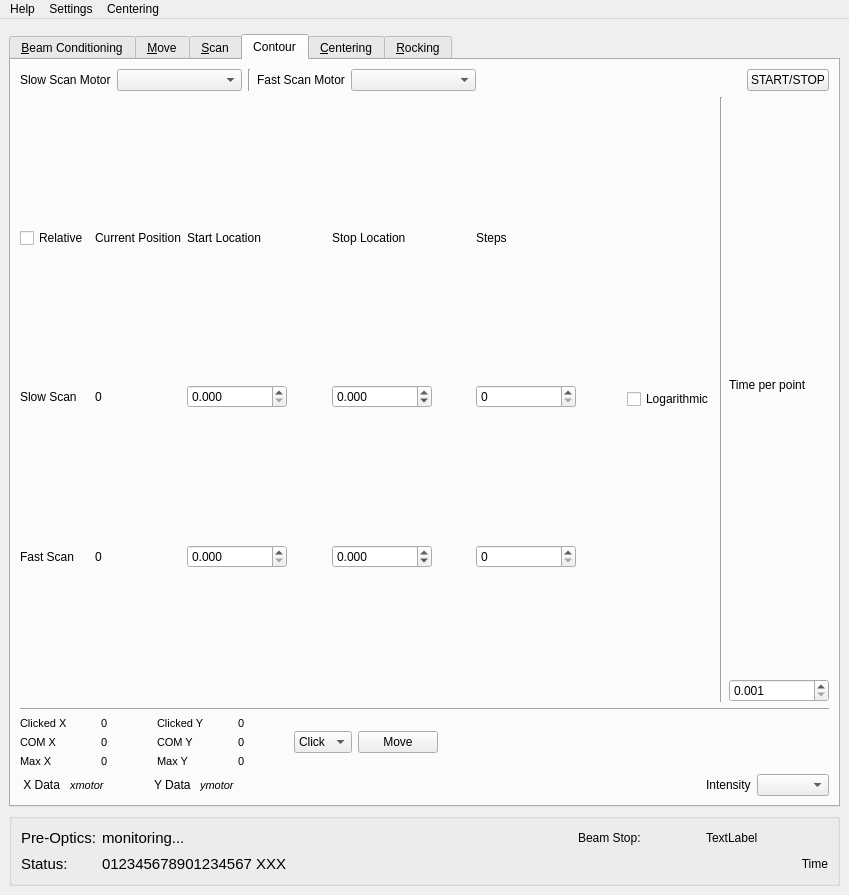
Qt form main_controller/windows/main_window.ui (ayuzer/HXMA_Python_Gui) before a commit.
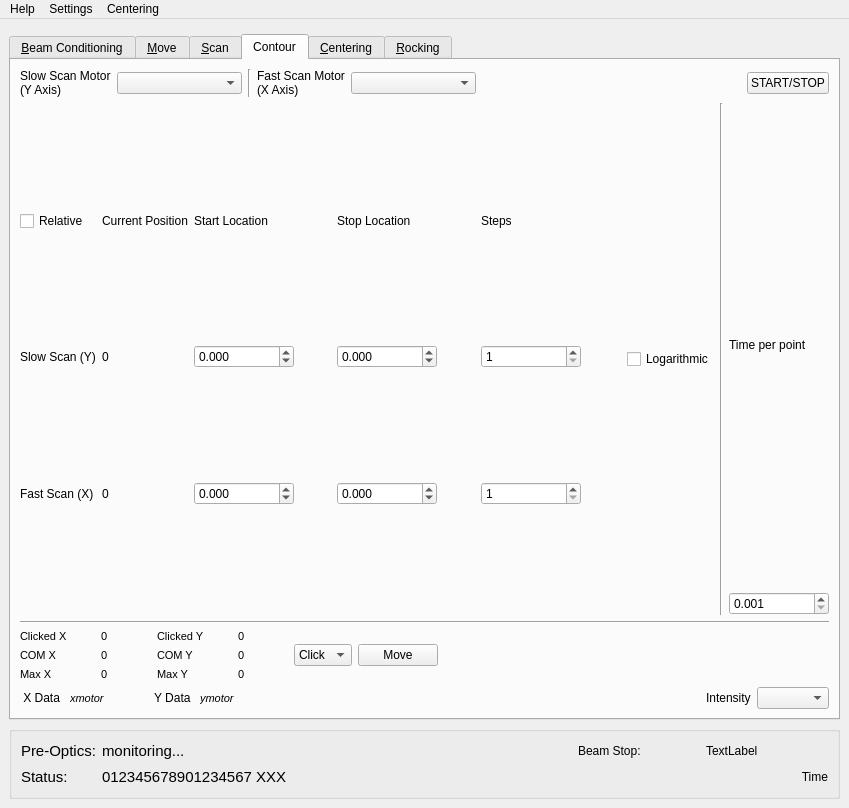
The same form after that commit. The open tabs and pages were chosen to show the change.

The edit to the form file:
```diff
--- a/main_controller/windows/main_window.ui
+++ b/main_controller/windows/main_window.ui
@@ -7,7 +7,7 @@
     <x>0</x>
     <y>0</y>
     <width>849</width>
-    <height>895</height>
+    <height>808</height>
    </rect>
   </property>
   <property name="windowTitle">
@@ -5503,7 +5503,8 @@
               <item>
                <widget class="QLabel" name="label_choose_mesh_slow_motor">
                 <property name="text">
-                 <string>Slow Scan Motor</string>
+                 <string>Slow Scan Motor
+(Y Axis)</string>
                 </property>
                </widget>
               </item>
@@ -5527,7 +5528,8 @@
               <item>
                <widget class="QLabel" name="label_choose_mesh_fast_motor">
                 <property name="text">
-                 <string>Fast Scan Motor</string>
+                 <string>Fast Scan Motor
+(X Axis)</string>
                 </property>
                </widget>
               </item>
@@ -5716,6 +5718,12 @@
                   <property name="decimals">
                    <number>3</number>
                   </property>
+                  <property name="minimum">
+                   <double>-10000000.000000000000000</double>
+                  </property>
+                  <property name="maximum">
+                   <double>1000000000.000000000000000</double>
+                  </property>
                  </widget>
                 </item>
                 <item row="2" column="4">
@@ -5736,6 +5744,9 @@
                   <property name="decimals">
                    <number>0</number>
                   </property>
+                  <property name="minimum">
+                   <double>1.000000000000000</double>
+                  </property>
                   <property name="maximum">
                    <double>20000.000000000000000</double>
                   </property>
@@ -5751,7 +5762,7 @@
                 <item row="2" column="0">
                  <widget class="QLabel" name="label_slow_mesh_name">
                   <property name="text">
-                   <string>Slow Scan</string>
+                   <string>Slow Scan (Y)</string>
                   </property>
                  </widget>
                 </item>
@@ -5772,7 +5783,7 @@
                 <item row="3" column="0">
                  <widget class="QLabel" name="label_fast_mesh_name">
                   <property name="text">
-                   <string>Fast Scan</string>
+                   <string>Fast Scan (X)</string>
                   </property>
                  </widget>
                 </item>
@@ -5788,6 +5799,12 @@
                   <property name="decimals">
                    <number>3</number>
                   </property>
+                  <property name="minimum">
+                   <double>-1000000000.000000000000000</double>
+                  </property>
+                  <property name="maximum">
+                   <double>1000000000.000000000000000</double>
+                  </property>
                  </widget>
                 </item>
                 <item row="3" column="3">
@@ -5840,6 +5857,9 @@
                   <property name="decimals">
                    <number>0</number>
                   </property>
+                  <property name="minimum">
+                   <double>1.000000000000000</double>
+                  </property>
                   <property name="maximum">
                    <double>20000.000000000000000</double>
                   </property>
```
Left out of the diff: 18 changed lines with no effect on the pictures.
